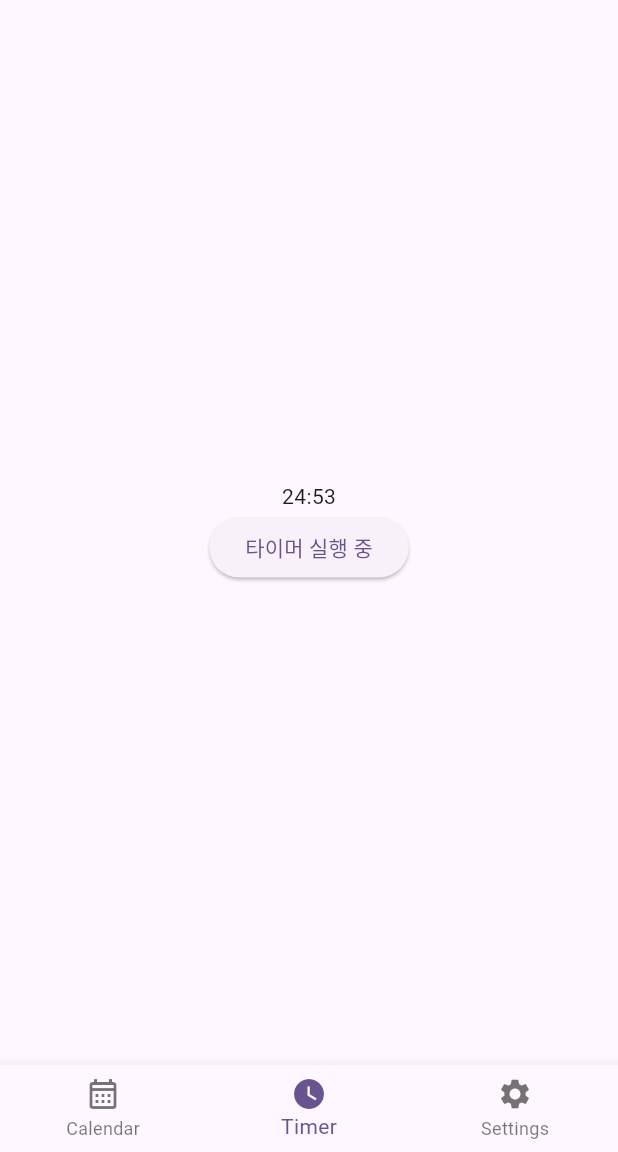
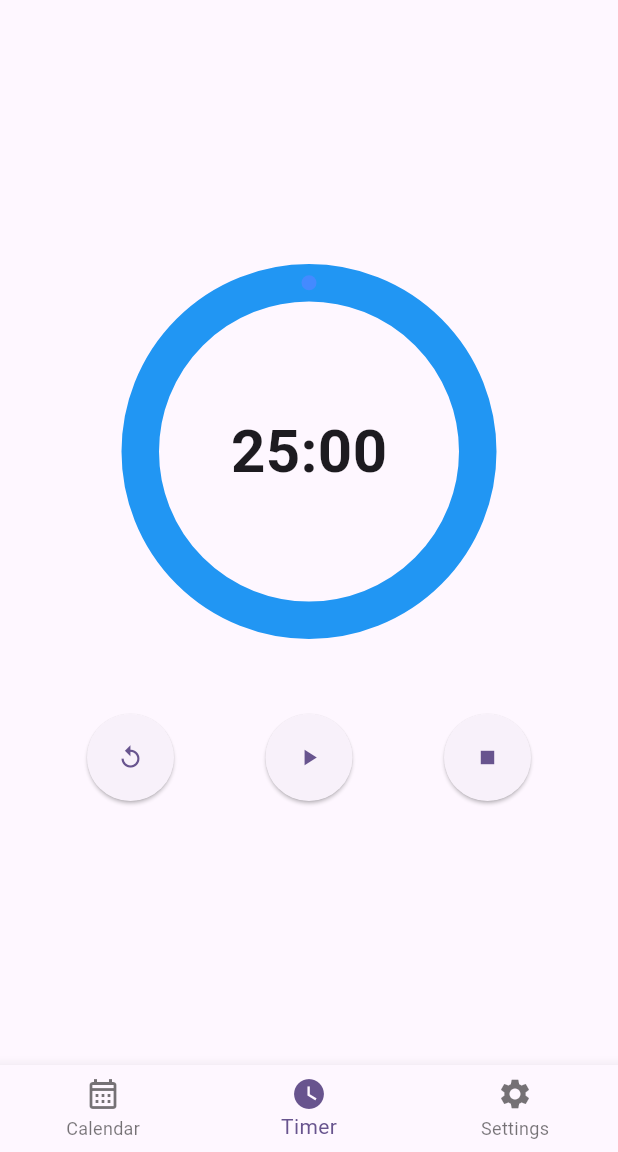
Before and after one commit to devpyc/oss_term_project, a Flutter app: the screen it shows after launch, on a phone screen of 412 x 824 dp, the part 84-1236 px from its top. Run offline on Flutter 3.47's test engine with Material 3 defaults, Android fonts, the phone set to English and light mode, and no system bars; drawn by our look-alikes of sleek_circular_slider; our stand-ins replace table_calendar, vibration.

Commit message:
타이머 기능 구현

```diff
--- a/lib/alarmPage.dart
+++ b/lib/alarmPage.dart
@@ -1,6 +1,5 @@
 import 'package:flutter/material.dart';
 import 'package:table_calendar/table_calendar.dart';
-import 'package:intl/intl.dart';
 
 class AlarmPage extends StatefulWidget {
   const AlarmPage({Key? key}) : super(key: key);
--- a/lib/configuration.dart
+++ b/lib/configuration.dart
@@ -1,6 +1,8 @@
 // import 'package:flutter/material.dart';
 
 class StaticVariableSet {
-  static int a = 0;
-  static String b = "";
+  // 타이머 기본값
+  static int timerTimework = 1500;
+  static int timerTimebreak = 300;
+  // static String b = "";
 }
--- a/lib/main.dart
+++ b/lib/main.dart
@@ -2,8 +2,7 @@ import 'package:flutter/material.dart';
 import 'package:flutter/services.dart';
 import 'dart:async';
 
-import 'configuration.dart';
-
+// import 'configuration.dart';
 import 'calendarPage.dart';
 import 'timerPage.dart';
 import 'settingsPage.dart';
--- a/lib/timerPage.dart
+++ b/lib/timerPage.dart
@@ -1,71 +1,189 @@
 import 'package:flutter/material.dart';
-import 'dart:async';
+import 'package:sleek_circular_slider/sleek_circular_slider.dart';
+import 'package:vibration/vibration.dart';
+// import 'package:vibration/vibration_presets.dart';
+
+import 'configuration.dart';
 
 class TimerPage extends StatefulWidget {
-  // const TimerPage({super.key, required this.title});
-
-  // final String title;
 
   @override
   State<TimerPage> createState() => _TimerPageState();
 }
 
-class _TimerPageState extends State<TimerPage> {
-  // const _TimerPageState({super.key});
-  int timercho = 00;
-  int timerbun = 25;
-  late Timer _timer;
+class _TimerPageState extends State<TimerPage> with SingleTickerProviderStateMixin {
+  static int workTimerSeconds = StaticVariableSet.timerTimework;
+  static int breakTimerSeconds = StaticVariableSet.timerTimebreak;
 
-  void startTimer() {
-    _timer = Timer.periodic(Duration(seconds: 1), (timer) {
-      if (timerbun == 0 && timercho == 0) {
-        setState(() {
-          timer.cancel();
-        });
-      } else if (timercho == 0) {
-        timercho = 59;
-        timerbun--;
-      } else {
-        setState(() {
-          timercho--;
-        });
-      }
-      print(timercho);
-    });
+  late AnimationController _controller;
+  int _currentTimerSeconds = workTimerSeconds;
+  int _currentTimerIndex = 1; // 1: 첫번째(집중시간), 2: 두번째(쉬는시간)
+
+  bool get isRunning => _controller.isAnimating && _controller.value > 0;
+
+  String get timerText {
+    int seconds = (_currentTimerSeconds * _controller.value).floor();
+    if (seconds < 0) seconds = 0;
+    final mm = (seconds ~/ 60).toString().padLeft(2, '0');
+    final ss = (seconds % 60).toString().padLeft(2, '0');
+    return '$mm:$ss';
   }
+
 
   @override
   void initState() {
     super.initState();
-    startTimer();
+    _controller = AnimationController(
+      vsync: this,
+      duration: Duration(seconds: workTimerSeconds),
+    );
+    _controller.value = 1.0;
+    _controller.addListener(() {
+      setState(() {});
+    });
+    _controller.addStatusListener((status) {
+      if (status == AnimationStatus.dismissed) {
+        ScaffoldMessenger.of(context).showSnackBar(
+          SnackBar(
+            content: Text('타이머 종료')
+          )
+        );
+        if (_currentTimerIndex == 1) {
+          // 첫 번째 타이머가 끝나면 두 번째 타이머로 전환
+          // 첫 번째 타이머 종료
+          setState(() {
+            _currentTimerIndex = 2;
+            _currentTimerSeconds = breakTimerSeconds;
+            _controller.duration = Duration(seconds: breakTimerSeconds);
+            _controller.value = 1.0;
+          });
+          _controller.reverse(from: 1.0); // 두 번째 타이머 자동 시작
+        } else if (_currentTimerIndex == 2) {
+          // 두 번째 타이머 종료
+          reset();
+        }
+      }
+    });
+  }
+
+  void start() {
+    if (_controller.isAnimating) return;
+    _controller.reverse(from: _controller.value);
+    setState(() {});
+  }
+
+  void pause() {
+    if (_controller.isAnimating) {
+      _controller.stop();
+      setState(() {});
+    }
+  }
+
+  void reset() {
+    _controller.stop();
+    setState(() {
+      _currentTimerIndex = 1;
+      _currentTimerSeconds = workTimerSeconds;
+      _controller.duration = Duration(seconds: workTimerSeconds);
+      _controller.value = 1.0;
+    });
+  }
+
+  void setSliderValue(double value) {
+    _controller.stop();
+    _controller.value = value / _currentTimerSeconds;
+    setState(() {});
   }
 
   @override
   void dispose() {
+    _controller.dispose();
     super.dispose();
-    _timer.cancel();
   }
 
   @override
   Widget build(BuildContext context) {
-    return Container(
-      child: Center(
+    return Scaffold(
+      body: Center(
         child: Column(
           mainAxisAlignment: MainAxisAlignment.center,
-          crossAxisAlignment: CrossAxisAlignment.center,
-          children: <Widget>[
-            Text('$timerbun' + ':' + '$timercho'),
-            ElevatedButton(
-              onPressed: () {
-                if (!_timer.isActive) {
-                  timercho = 11;
-                  startTimer();
-                }
+          children: [
+            SleekCircularSlider(
+              min: 0,
+              max: _currentTimerSeconds.toDouble(),
+              initialValue: _currentTimerSeconds * _controller.value,
+              onChange: (double value) {
+                setSliderValue(value);
+                Vibration.vibrate(duration: 30);
               },
-              child: Text(_timer.isActive ? '타이머 실행 중' : '타이머 시작')
-            )
+              appearance: CircularSliderAppearance(
+                size: 250,
+                startAngle: 270,
+                angleRange: 360,
+                customColors: CustomSliderColors(
+                  progressBarColor: Colors.blue,
+                  trackColor: Colors.grey[300]!,
+                  dotColor: Colors.blueAccent,
+                ),
+                infoProperties: InfoProperties(
+                  mainLabelStyle: TextStyle(fontSize: 48, fontWeight: FontWeight.bold),
+                  modifier: (double value) {
+                    int seconds = value.ceil();
+                    String mm = (seconds ~/ 60).toString().padLeft(2, '0');
+                    String ss = (seconds % 60).toString().padLeft(2, '0');
+                    return '$mm:$ss';
+                  },
+                ),
+              ),
+              innerWidget: (double value) {
+                int seconds = value.ceil();
+                String mm = (seconds ~/ 60).toString().padLeft(2, '0');
+                String ss = (seconds % 60).toString().padLeft(2, '0');
+                return Center(
+                  child: Text('$mm:$ss', style: TextStyle(fontSize: 40, fontWeight: FontWeight.bold)),
+                );
+              },
+            ),
+            SizedBox(height: 50),
+            Row(
+              mainAxisAlignment: MainAxisAlignment.spaceEvenly,
+              crossAxisAlignment: CrossAxisAlignment.center,
+              children: [
+                ElevatedButton(
+                  onPressed: reset,
+                  child: Icon(Icons.replay),
+                  style: ElevatedButton.styleFrom(
+                    shape: CircleBorder(),
+                    padding: EdgeInsets.all(20),
+                  ),
+                ),
+                ElevatedButton(
+                  onPressed: () {
+                    if (isRunning) {
+                      pause();
+                    } else {
+                      start();
+                    }
+                    setState(() {});
+                  },
+                  child: Icon(isRunning ? Icons.pause : Icons.play_arrow),
+                  style: ElevatedButton.styleFrom(
+                    shape: CircleBorder(),
+                    padding: EdgeInsets.all(20),
+                  ),
+                ),
+                ElevatedButton(
+                    onPressed: pause,
+                    child: Icon(Icons.stop),
+                    style: ElevatedButton.styleFrom(
+                      shape: CircleBorder(),
+                      padding: EdgeInsets.all(20),
+                    ),
+                  ),
+              ],
+            ),
           ],
-        )
+        ),
       ),
     );
   }
--- a/pubspec.yaml
+++ b/pubspec.yaml
@@ -36,6 +36,8 @@ dependencies:
   cupertino_icons: ^1.0.8
   table_calendar: ^3.2.0
   intl: ^0.20.2
+  sleek_circular_slider: ^2.0.1
+  vibration: ^3.1.3
 
 dev_dependencies:
   flutter_test:
```
Also changed, not shown: pubspec.lock, 6 other files.
